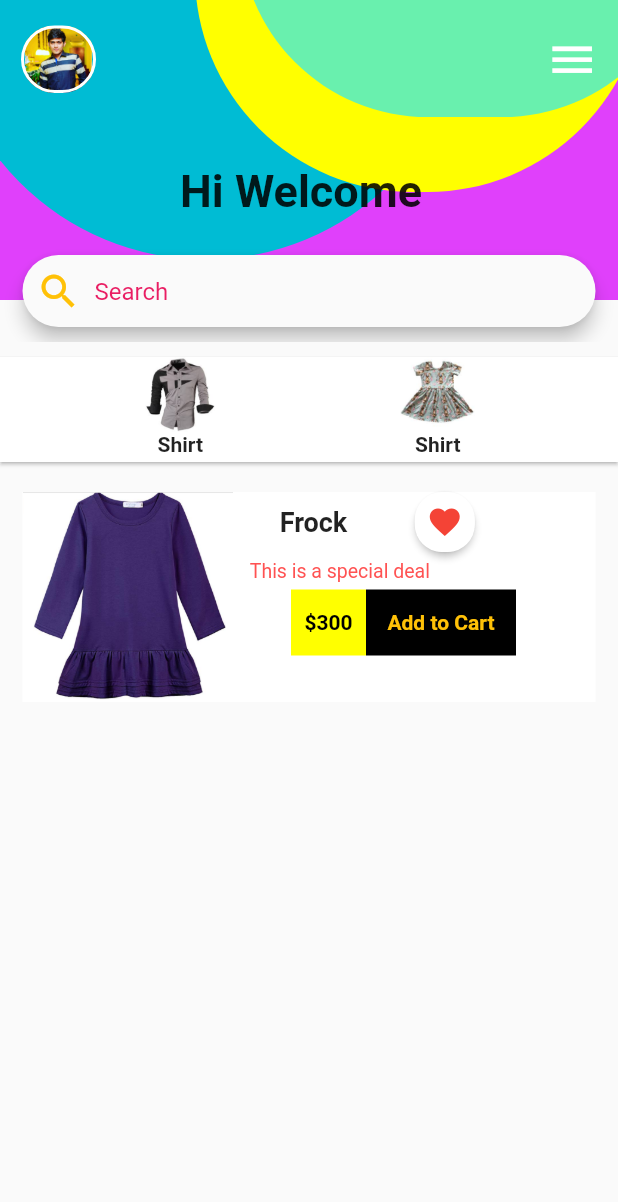
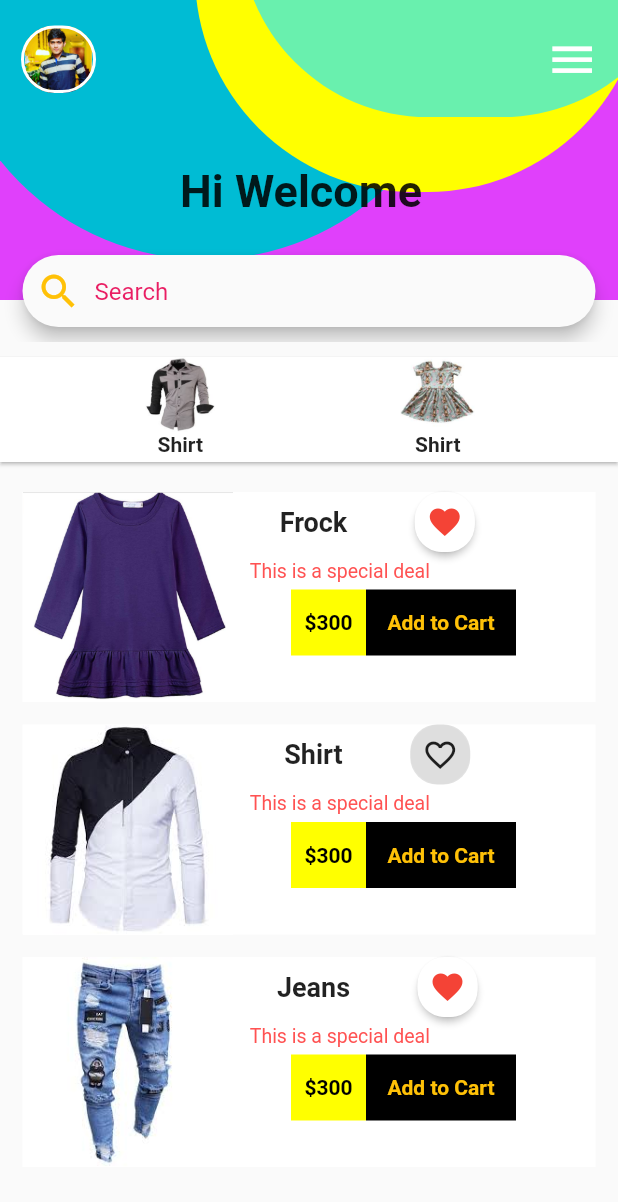
Before and after one commit to Thisuru/Flutter-Tutorial-Workplace, a Flutter app: the screen it shows after launch, on a phone screen of 412 x 824 dp. Shown: the top 1202 px of the screen. Run offline on Flutter 3.47's test engine with Material 2 defaults, Android fonts, the phone set to English and light mode, and no system bars; Roboto replaces fonts that are missing (Quicksand).

Commit message:
Home Page created completely with Custom Widgets

```diff
--- a/shopping_app/lib/main.dart
+++ b/shopping_app/lib/main.dart
@@ -207,7 +207,9 @@ class _MyHomePageState extends State<MyHomePage>{
               )
             ],
           ),
-          specialItemCard('Frock', 'images/frock.png', false)
+          specialItemCard('Frock', 'images/frock.png', false),
+          specialItemCard('Shirt', 'images/shirt2.jpeg', true),
+          specialItemCard('Jeans', 'images/jeans.jpeg', false)
         ],
       ),
     );
--- a/shopping_app/pubspec.yaml
+++ b/shopping_app/pubspec.yaml
@@ -43,8 +43,10 @@ flutter:
     - images/profilePic.jpeg
     - images/cart.png
     - images/shirt1.jpeg
+    - images/shirt2.jpeg
     - images/frock.png
     - images/frock1.jpeg
+    - images/jeans.jpeg
     - images/Thisuru.jpg
 
   # An image asset can refer to one or more resolution-specific "variants", see
```
Also changed, not shown: shopping_app/images/jeans.jpeg (added), shopping_app/images/shirt2.jpeg (added).
